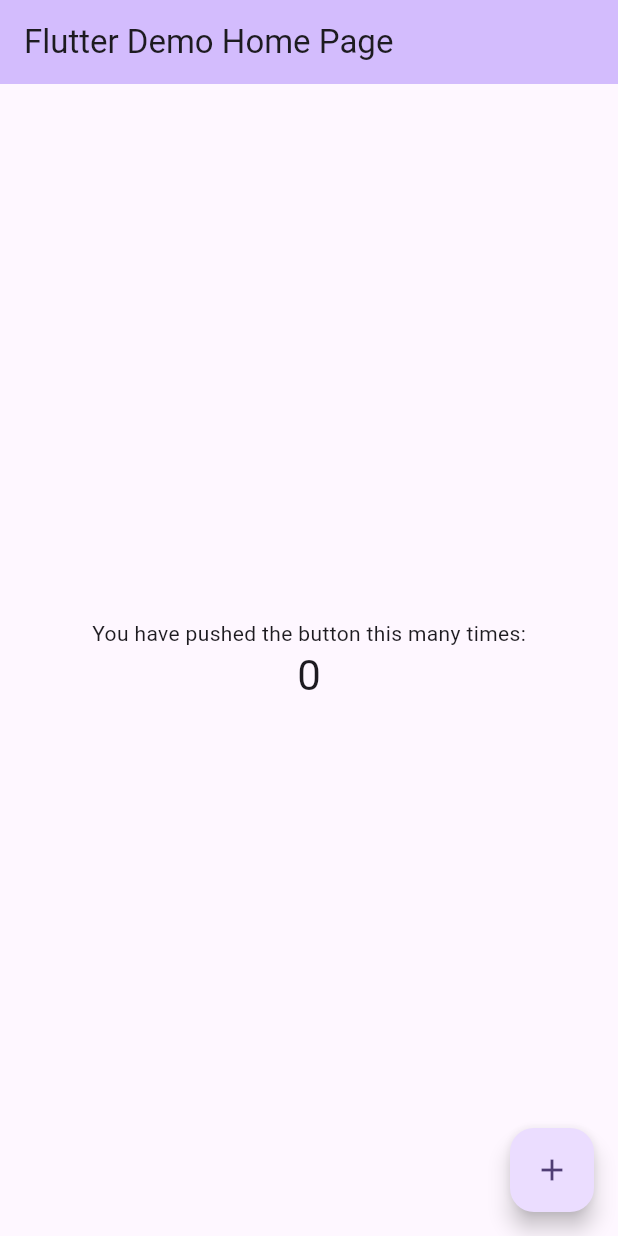
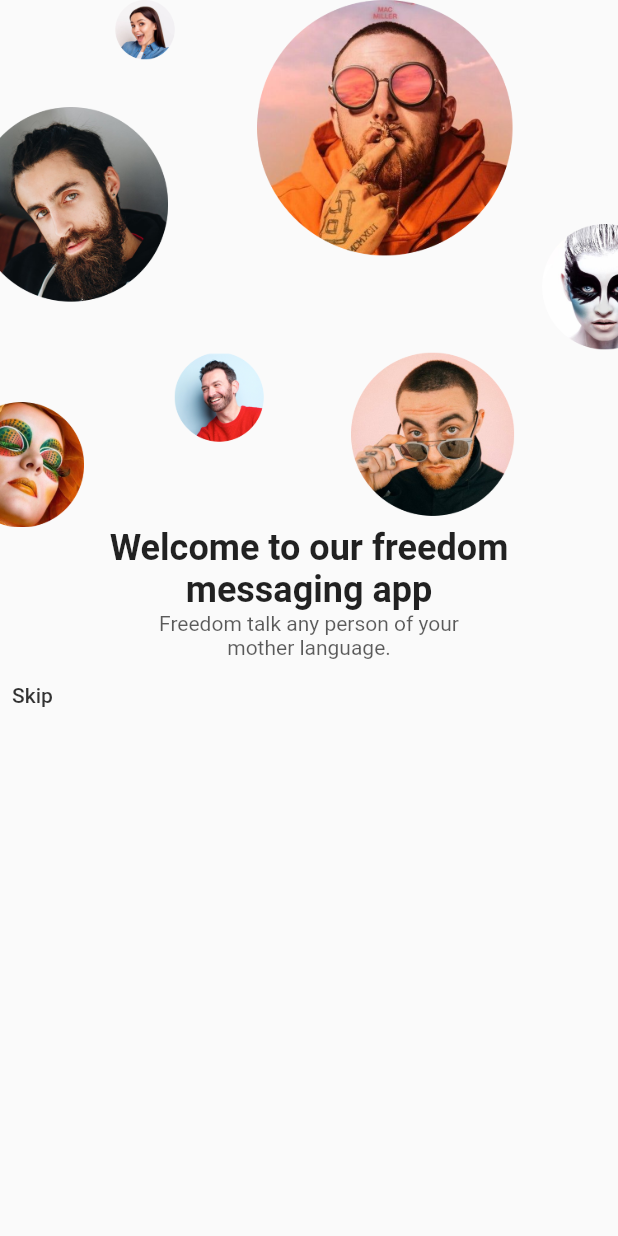
Before and after one commit to gcanoxl/demos, a Flutter app: the screen it shows after launch, on a phone screen of 412 x 824 dp. Run offline on Flutter 3.47's test engine with Material 2 defaults, Android fonts, the phone set to English and light mode, and no system bars.

Commit message:
welcomescreen

```diff
--- a/flutterchat/lib/main.dart
+++ b/flutterchat/lib/main.dart
@@ -1,4 +1,5 @@
 import 'package:flutter/material.dart';
+import 'package:flutterchat/screens/welcome/welcome_screen.dart';
 
 void main() {
   runApp(const MyApp());
@@ -7,119 +8,11 @@ void main() {
 class MyApp extends StatelessWidget {
   const MyApp({super.key});
 
-  // This widget is the root of your application.
   @override
   Widget build(BuildContext context) {
-    return MaterialApp(
+    return const MaterialApp(
       title: 'Flutter Demo',
-      theme: ThemeData(
-        // This is the theme of your application.
-        //
-        // TRY THIS: Try running your application with "flutter run". You'll see
-        // the application has a blue toolbar. Then, without quitting the app,
-        // try changing the seedColor in the colorScheme below to Colors.green
-        // and then invoke "hot reload" (save your changes or press the "hot
-        // reload" button in a Flutter-supported IDE, or press "r" if you used
-        // the command line to start the app).
-        //
-        // Notice that the counter didn't reset back to zero; the application
-        // state is not lost during the reload. To reset the state, use hot
-        // restart instead.
-        //
-        // This works for code too, not just values: Most code changes can be
-        // tested with just a hot reload.
-        colorScheme: ColorScheme.fromSeed(seedColor: Colors.deepPurple),
-        useMaterial3: true,
-      ),
-      home: const MyHomePage(title: 'Flutter Demo Home Page'),
+      home: WelcomeScreen(),
     );
   }
 }
-
-class MyHomePage extends StatefulWidget {
-  const MyHomePage({super.key, required this.title});
-
-  // This widget is the home page of your application. It is stateful, meaning
-  // that it has a State object (defined below) that contains fields that affect
-  // how it looks.
-
-  // This class is the configuration for the state. It holds the values (in this
-  // case the title) provided by the parent (in this case the App widget) and
-  // used by the build method of the State. Fields in a Widget subclass are
-  // always marked "final".
-
-  final String title;
-
-  @override
-  State<MyHomePage> createState() => _MyHomePageState();
-}
-
-class _MyHomePageState extends State<MyHomePage> {
-  int _counter = 0;
-
-  void _incrementCounter() {
-    setState(() {
-      // This call to setState tells the Flutter framework that something has
-      // changed in this State, which causes it to rerun the build method below
-      // so that the display can reflect the updated values. If we changed
-      // _counter without calling setState(), then the build method would not be
-      // called again, and so nothing would appear to happen.
-      _counter++;
-    });
-  }
-
-  @override
-  Widget build(BuildContext context) {
-    // This method is rerun every time setState is called, for instance as done
-    // by the _incrementCounter method above.
-    //
-    // The Flutter framework has been optimized to make rerunning build methods
-    // fast, so that you can just rebuild anything that needs updating rather
-    // than having to individually change instances of widgets.
-    return Scaffold(
-      appBar: AppBar(
-        // TRY THIS: Try changing the color here to a specific color (to
-        // Colors.amber, perhaps?) and trigger a hot reload to see the AppBar
-        // change color while the other colors stay the same.
-        backgroundColor: Theme.of(context).colorScheme.inversePrimary,
-        // Here we take the value from the MyHomePage object that was created by
-        // the App.build method, and use it to set our appbar title.
-        title: Text(widget.title),
-      ),
-      body: Center(
-        // Center is a layout widget. It takes a single child and positions it
-        // in the middle of the parent.
-        child: Column(
-          // Column is also a layout widget. It takes a list of children and
-          // arranges them vertically. By default, it sizes itself to fit its
-          // children horizontally, and tries to be as tall as its parent.
-          //
-          // Column has various properties to control how it sizes itself and
-          // how it positions its children. Here we use mainAxisAlignment to
-          // center the children vertically; the main axis here is the vertical
-          // axis because Columns are vertical (the cross axis would be
-          // horizontal).
-          //
-          // TRY THIS: Invoke "debug painting" (choose the "Toggle Debug Paint"
-          // action in the IDE, or press "p" in the console), to see the
-          // wireframe for each widget.
-          mainAxisAlignment: MainAxisAlignment.center,
-          children: <Widget>[
-            const Text(
-              'You have pushed the button this many times:',
-            ),
-            Text(
-              '$_counter',
-              style: Theme.of(context).textTheme.headlineMedium,
-            ),
-          ],
-        ),
-      ),
-      floatingActionButton: FloatingActionButton(
-        onPressed: _incrementCounter,
-        tooltip: 'Increment',
-        child: const Icon(Icons.add),
-      ), // This trailing comma makes auto-formatting nicer for build methods.
-    );
-  }
-}
--- /dev/null
+++ b/flutterchat/lib/screens/welcome/welcome_screen.dart
@@ -0,0 +1,52 @@
+import 'package:flutter/material.dart';
+
+class WelcomeScreen extends StatelessWidget {
+  const WelcomeScreen({super.key});
+
+  @override
+  Widget build(BuildContext context) {
+    return Scaffold(
+      body: SafeArea(
+        child: Column(
+          children: [
+            Image.asset('assets/images/welcome_image.png'),
+            Text(
+              "Welcome to our freedom \nmessaging app",
+              style: Theme.of(context)
+                  .textTheme
+                  .headlineSmall
+                  ?.copyWith(fontWeight: FontWeight.bold),
+              textAlign: TextAlign.center,
+            ),
+            Text(
+              "Freedom talk any person of your \nmother language.",
+              style: TextStyle(
+                color: Theme.of(context)
+                    .textTheme
+                    .bodyMedium!
+                    .color
+                    ?.withOpacity(0.64),
+              ),
+              textAlign: TextAlign.center,
+            ),
+            TextButton(
+              onPressed: () {},
+              child: Row(children: [
+                Text(
+                  "Skip",
+                  style: TextStyle(
+                    color: Theme.of(context)
+                        .textTheme
+                        .bodyLarge
+                        ?.color
+                        ?.withOpacity(0.8),
+                  ),
+                ),
+              ]),
+            ),
+          ],
+        ),
+      ),
+    );
+  }
+}
```
Also changed, not shown: flutterchat/lib/models/Chat.dart (added, +71 -0 lines), flutterchat/lib/models/ChatMessage.dart (added, +61 -0 lines), flutterchat/assets/icons/Logo_dark_theme.svg (added), flutterchat/assets/icons/Logo_light_theme.svg (added), flutterchat/assets/images/Logo_dark.png (added), flutterchat/assets/images/Logo_light.png (added), flutterchat/assets/images/Video Place Here.png (added), flutterchat/assets/images/user.png (added), flutterchat/assets/images/user_2.png (added), flutterchat/assets/images/user_3.png (added), flutterchat/assets/images/user_4.png (added), flutterchat/assets/images/user_5.png (added), flutterchat/assets/images/welcome_image.png (added), 1 other file.
